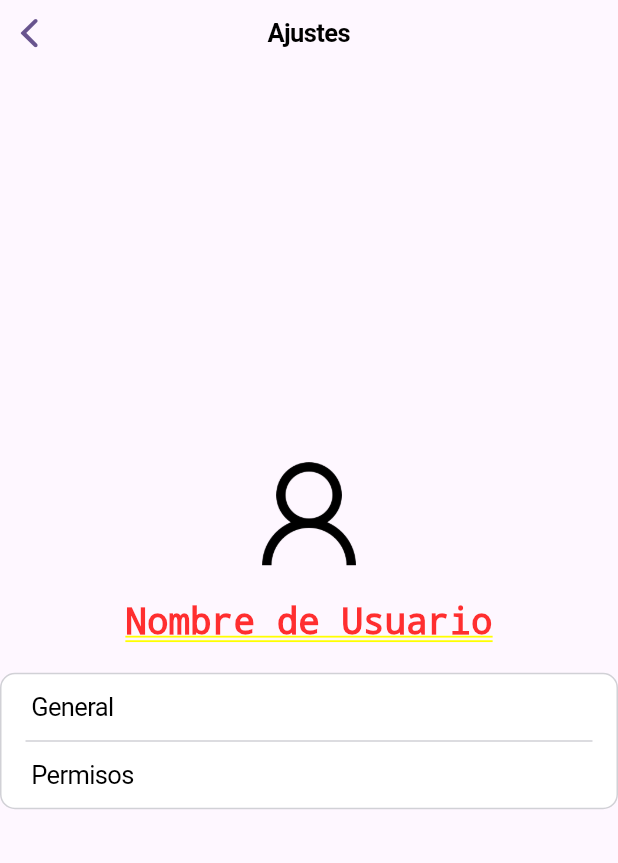
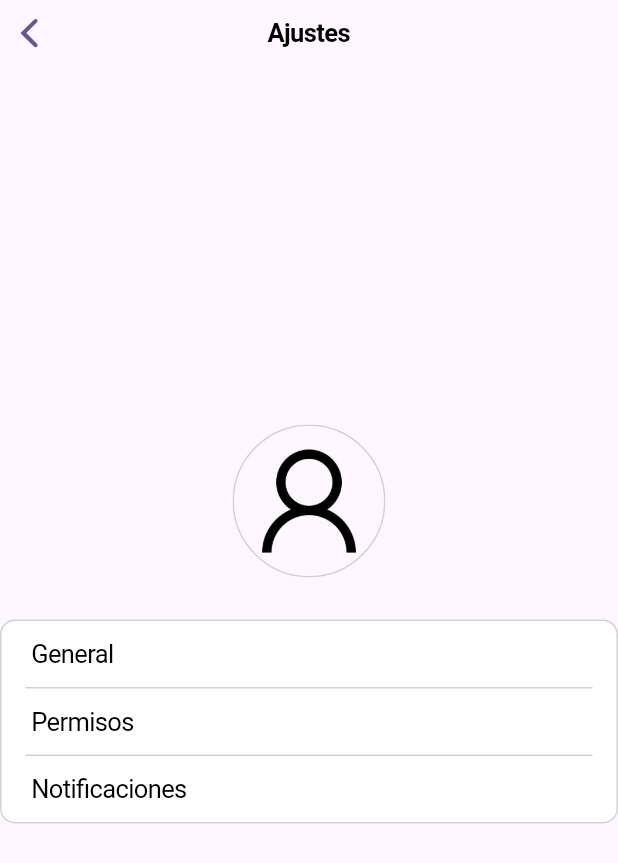
Before and after one commit to Artemis-Club/Zhen, a Flutter app: the Screen4 screen opened directly, on a phone screen of 412 x 824 dp. Shown: the top 863 px of the screen. Run offline on Flutter 3.47's test engine with Material 3 defaults, Android fonts, the phone set to English and light mode, and no system bars; our stand-ins replace connectivity_plus, file_picker, geolocator, google_maps_flutter, permission_handler, shared_preferences and 3 more; missing offline and left inert: dart:html; accounts and stored records are empty.

Commit message:
first commit

```diff
--- a/lib/main.dart
+++ b/lib/main.dart
@@ -14,10 +14,11 @@ import 'dart:html';
 import 'dart:typed_data';
 import 'package:file_picker/file_picker.dart';
 
-import 'dart:io';
-
-
-
+import 'dart:io' as io;
+import 'package:flutter/material.dart';
+import 'package:flutter/cupertino.dart';
+import 'package:file_picker/file_picker.dart';
+import 'package:flutter/foundation.dart' show kIsWeb;
 
 
 
@@ -68,7 +69,7 @@ class _MyHomePageState extends State<MyHomePage> {
     const Screen1(),
     Screen2(),
     const Screen3(),
-    //Screen4(),
+    Screen4(),
   ];
 
   void onTabTapped(int index) {
@@ -315,240 +316,6 @@ class _Screen2State extends State<Screen2> {
 
 
 
-
-
-/*class Screen4 extends StatefulWidget {
-  const Screen4({super.key});
-
-  @override
-  _Screen4State createState() => _Screen4State();
-}
-
-class _Screen4State extends State<Screen4> {
-  bool _isHovering = false;
-
-  @override
-  Widget build(BuildContext context) {
-    return CupertinoPageScaffold(
-      navigationBar: const CupertinoNavigationBar(
-        middle: Text('Ajustes'),
-      ),
-      child: Center(
-        child: Column(
-          mainAxisAlignment: MainAxisAlignment.center,
-          children: <Widget>[
-            // Círculo con foto de perfil
-            Padding(
-              padding: const EdgeInsets.all(8.0),
-              child: MouseRegion(
-                cursor: SystemMouseCursors.click,
-                onEnter: (_) => setState(() => _isHovering = true),
-                onExit: (_) => setState(() => _isHovering = false),
-                child: GestureDetector(
-                  onTap: () async {
-                    FilePickerResult? result = await FilePicker.platform.pickFiles(
-                      type: FileType.custom,
-                      allowedExtensions: ['jpg', 'png', 'jpeg'],
-                    );
-
-                    if (result != null) {
-                      // Aquí puedes manejar la imagen seleccionada
-                      // Por ejemplo, actualizar el estado del widget con la nueva imagen
-                      // Nota: Este es un ejemplo básico, necesitarás implementar la lógica para actualizar la imagen
-                    }
-                  },
-                  child: CircleAvatar(
-                    radius: 50,
-                    backgroundColor: _isHovering ? Colors.purple.shade200 : Colors.purple,
-                    child: _isHovering
-                        ? Text(
-                      'Editar foto',
-                      style: TextStyle(color: Colors.white),
-                    )
-                        : null,
-                    backgroundImage: NetworkImage('https://example.com/path/to/profile/image.jpg'), // Reemplaza con la URL de tu imagen de perfil
-                  ),
-                ),
-              ),
-            ),
-            // Texto debajo del círculo
-            const Text(
-              'Nombre de Usuario',
-              style: TextStyle(fontSize: 24, fontWeight: FontWeight.bold),
-            ),
-            // Cuadro con filas para las opciones centrado
-            const SizedBox(height: 20),
-            Container(
-              width: 500,
-              decoration: BoxDecoration(
-                color: CupertinoColors.white, // Color de fondo del cuadro
-                borderRadius: BorderRadius.circular(10), // Radio del borde redondeado
-                border: Border.all(
-                  color: CupertinoColors.systemGrey4, // Color del contorno
-                  width: 1, // Ancho del contorno
-                ),
-              ),
-              child: ListView(
-                shrinkWrap: true,
-                padding: const EdgeInsets.only(top: 0),
-                children: <Widget>[
-                  CupertinoListTile(
-                    title: const Text('General'),
-                    onTap: () {
-                      // Agregar funcionalidad aquí
-                    },
-                  ),
-                  const Divider(
-                    height: 1,
-                    thickness: 1,
-                    color: CupertinoColors.systemGrey4,
-                    indent: 16,
-                    endIndent: 16,
-                  ),
-                  CupertinoListTile(
-                    title: const Text('Permisos'),
-                    onTap: () {
-                      // Agregar funcionalidad aquí
-                    },
-                  ),
-                  const Divider(
-                    height: 1,
-                    thickness: 1,
-                    color: CupertinoColors.systemGrey4,
-                    indent: 16,
-                    endIndent: 16,
-                  ),
-                  CupertinoListTile(
-                    title: const Text('Notificaciones'),
-                    onTap: () {
-                      // Agregar funcionalidad aquí
-                    },
-                  ),
-                  const Divider(
-                    height: 1,
-                    thickness: 1,
-                    color: CupertinoColors.systemGrey4,
-                    indent: 16,
-                    endIndent: 16,
-                  ),
-                  CupertinoListTile(
-                    title: const Text('Información Personal'),
-                    onTap: () {
-                      // Agregar funcionalidad aquí
-                    },
-                  ),
-                  // Agrega más CupertinoListTile según sea necesario
-                ],
-              ),
-            ),
-          ],
-        ),
-      ),
-    );
-  }
-}
-
-*/
-/*class Screen4 extends StatelessWidget {
-  const Screen4({super.key});
-
-  @override
-  Widget build(BuildContext context) {
-    return CupertinoPageScaffold(
-      navigationBar: const CupertinoNavigationBar(
-        middle: Text('Ajustes'),
-      ),
-      child: Center(
-        child: Column(
-          mainAxisAlignment: MainAxisAlignment.center,
-          children: <Widget>[
-            // Círculo con foto de perfil
-            const Padding(
-              padding: EdgeInsets.all(8.0),
-              child: CircleAvatar(
-                radius: 50,
-                backgroundImage: NetworkImage('https://example.com/path/to/profile/image.jpg'), // Reemplaza con la URL de tu imagen de perfil
-              ),
-            ),
-            // Texto debajo del círculo
-            const Text(
-              'Nombre de Usuario',
-              style: TextStyle(fontSize: 24, fontWeight: FontWeight.bold),
-            ),
-            // Cuadro con filas para las opciones centrado
-            const SizedBox(height: 20),
-            Container(
-              width: 500,
-              decoration: BoxDecoration(
-                color: CupertinoColors.white, // Color de fondo del cuadro
-                borderRadius: BorderRadius.circular(10), // Radio del borde redondeado
-                border: Border.all(
-                  color: CupertinoColors.systemGrey4, // Color del contorno
-                  width: 1, // Ancho del contorno
-                ),
-              ),// Ajusta el ancho según sea necesario
-              child: ListView(
-                shrinkWrap: true,
-                padding: const EdgeInsets.only(top: 0),
-                children: <Widget>[
-                  CupertinoListTile(
-                    title: const Text('General'),
-                    onTap: () {
-                      // Agregar funcionalidad aquí
-                    },
-                  ),
-                  const Divider(
-                    height: 1,
-                    thickness: 1,
-                    color: CupertinoColors.systemGrey4,
-                    indent: 16,
-                    endIndent: 16,
-                  ),
-                  CupertinoListTile(
-                    title: const Text('Permisos'),
-                    onTap: () {
-                      // Agregar funcionalidad aquí
-                    },
-                  ),
-                  const Divider(
-                    height: 1,
-                    thickness: 1,
-                    color: CupertinoColors.systemGrey4,
-                    indent: 16,
-                    endIndent: 16,
-                  ),
-                  CupertinoListTile(
-                    title: const Text('Notificaciones'),
-                    onTap: () {
-                      // Agregar funcionalidad aquí
-                    },
-                  ),
-                  const Divider(
-                    height: 1,
-                    thickness: 1,
-                    color: CupertinoColors.systemGrey4,
-                    indent: 16,
-                    endIndent: 16,
-                  ),
-                  CupertinoListTile(
-                    title: const Text('Informacion Personal'),
-                    onTap: () {
-                      // Agregar funcionalidad aquí
-                    },
-                  ),
-                  // Agrega más CupertinoListTile según sea necesario
-                ],
-              ),
-            ),
-          ],
-        ),
-      ),
-    );
-  }
-}
-*/
-//INTENTO DE SOLUCION MAS RECIENTE
-
 /*class Screen4 extends StatefulWidget {
   const Screen4({Key? key}) : super(key: key);
 
@@ -558,147 +325,60 @@ class _Screen4State extends State<Screen4> {
 
 class _Screen4State extends State<Screen4> {
   bool _isHovering = false;
-  File? _profileImage;
+  dynamic _profileImage;
+  String _username = 'Nombre de Usuario'; // Ejemplo de nombre de usuario
 
-  @override
-  Widget build(BuildContext context) {
-    return CupertinoPageScaffold(
-      navigationBar: const CupertinoNavigationBar(
-        middle: Text('Ajustes'),
-      ),
-      child: Center(
-        child: Column(
-          mainAxisAlignment: MainAxisAlignment.center,
-          children: <Widget>[
-            // Círculo con foto de perfil
-            Padding(
-              padding: const EdgeInsets.all(8.0),
-              child: MouseRegion(
-                cursor: SystemMouseCursors.click,
-                onEnter: (_) => setState(() => _isHovering = true),
-                onExit: (_) => setState(() => _isHovering = false),
-                child: GestureDetector(
-                  onTap: () async {
-                    FilePickerResult? result = await FilePicker.platform.pickFiles(
-                      type: FileType.custom,
-                      allowedExtensions: ['jpg', 'png', 'jpeg'],
-                    );
-
-                    if (result != null) {
-                      setState(() {
-                        _profileImage = File(result.files.single.path!);
-                      });
-                    }
-                  },
-                  child: CircleAvatar(
-                    radius: 50,
-                    backgroundColor: Colors.transparent, // Hace que el fondo sea transparente
-                    child: _isHovering
-                        ? Text(
-                      'Editar foto',
-                      style: TextStyle(color: Colors.white),
-                    )
-                        : null,
-                    backgroundImage:  AssetImage('images/UsuarioSinFoto.png'), // Asegúrate de tener esta imagen en tu carpeta de assets
-                    // Asegúrate de tener esta imagen en tu carpeta de assets
+  void _showUsernameDialog() {
+    showDialog(
+      context: context,
+      builder: (BuildContext context) {
+        return AlertDialog(
+          title: Text('Cambiar nombre de usuario'),
+          content: Column(
+            mainAxisSize: MainAxisSize.min,
+            children: [
+              TextField(
+                decoration: InputDecoration(
+                  labelText: 'Nuevo nombre de usuario',
+                  border: OutlineInputBorder(
+                    borderRadius: BorderRadius.circular(20),
                   ),
                 ),
               ),
-            ),
-            // Texto debajo del círculo
-            const Text(
-              'Nombre de Usuario',
-              style: TextStyle(fontSize: 24, fontWeight: FontWeight.bold),
-            ),
-            // Cuadro con filas para las opciones centrado
-            const SizedBox(height: 20),
-            Container(
-              width: 500,
-              decoration: BoxDecoration(
-                color: CupertinoColors.white, // Color de fondo del cuadro
-                borderRadius: BorderRadius.circular(10), // Radio del borde redondeado
-                border: Border.all(
-                  color: CupertinoColors.systemGrey4, // Color del contorno
-                  width: 1, // Ancho del contorno
+              SizedBox(height: 10),
+              Row(
+                mainAxisAlignment: MainAxisAlignment.spaceEvenly,
+                children: [
+                  TextButton(
+                    onPressed: () {
+                      Navigator.of(context).pop(); // Cancelar
+                    },
+                    child: Text('Cancelar'),
+                    style: TextButton.styleFrom(
+                      foregroundColor: _isHovering? Colors.grey[500] : Colors.black,
                     ),
                   ),
-              child: ListView(
-                shrinkWrap: true,
-                padding: const EdgeInsets.only(top: 0),
-                children: <Widget>[
-                  CupertinoListTile(
-                    title: const Text('General'),
-                    onTap: () {
-                      // Agregar funcionalidad aquí
+                  TextButton(
+                    onPressed: () {
+                      // Confirmar y actualizar el nombre de usuario
+                      setState(() {
+                        _username = 'Nuevo nombre de usuario'; // Actualizar el nombre de usuario
+                      });
+                      Navigator.of(context).pop(); // Cerrar el diálogo
                     },
-                  ),
-                  const Divider(
-                    height: 1,
-                    thickness: 1,
-                    color: CupertinoColors.systemGrey4,
-                    indent: 16,
-                    endIndent: 16,
-                  ),
-                  CupertinoListTile(
-                    title: const Text('Permisos'),
-                    onTap: () {
-                      // Agregar funcionalidad aquí
-                    },
-                  ),
-                  const Divider(
-                    height: 1,
-                    thickness: 1,
-                    color: CupertinoColors.systemGrey4,
-                    indent: 16,
-                    endIndent: 16,
-                  ),
-                  CupertinoListTile(
-                    title: const Text('Notificaciones'),
-                    onTap: () {
-                      // Agregar funcionalidad aquí
-                    },
-                  ),
-                  const Divider(
-                    height: 1,
-                    thickness: 1,
-                    color: CupertinoColors.systemGrey4,
-                    indent: 16,
-                    endIndent: 16,
-                  ),
-                  CupertinoListTile(
-                    title: const Text('Información Personal'),
-                    onTap: () {
-                      // Agregar funcionalidad aquí
-                    },
-                  ),
-                  // Agrega más CupertinoListTile según sea necesario
-                ],
+                    child: Text('Confirmar'),
+                    style: TextButton.styleFrom(
+                      foregroundColor: _isHovering? Colors.grey[500] : Colors.black,
                     ),
                   ),
                 ],
               ),
+            ],
           ),
         );
+      },
+    );
   }
-}
-
-*/
-
-
-
-
-
-
-class Screen4 extends StatefulWidget {
-  const Screen4({Key? key}) : super(key: key);
-
-  @override
-  _Screen4State createState() => _Screen4State();
-}
-
-class _Screen4State extends State<Screen4> {
-  bool _isHovering = false;
-  Image? _profileImage;
 
   @override
   Widget build(BuildContext context) {
@@ -719,23 +399,39 @@ class _Screen4State extends State<Screen4> {
                 child: GestureDetector(
                   onTap: () async {
                     FilePickerResult? result = await FilePicker.platform.pickFiles(
-                      type: FileType.image,
+                      type: FileType.custom,
                       allowedExtensions: ['jpg', 'png', 'jpeg'],
                     );
-                    if (result != null && result.files.single.path != null) {
+                    if (result!= null) {
+                      if (kIsWeb) {
                         Uint8List? fileBytes = result.files.single.bytes;
-                      if (fileBytes != null) {
+                        if (fileBytes!= null) {
                           setState(() {
-                          _profileImage = Image.memory(fileBytes);
+                            _profileImage = MemoryImage(fileBytes);
+                          });
+                        }
+                      } else {
+                        String? filePath = result.files.single.path;
+                        if (filePath!= null) {
+                          setState(() {
+                            _profileImage = FileImage(io.File(filePath));
                           });
                         }
                       }
+                    }
                   },
-                  child: CircleAvatar(
-                    radius: 50,
-                    backgroundColor: _isHovering ? Colors.grey[700] : Colors.transparent,
-                    backgroundImage: _profileImage == null ? const AssetImage('images/UsuarioSinFoto.png') : null,
-                    child: _profileImage != null ? ClipOval(child: _profileImage!) : null,
+                  child: Row(
+                    mainAxisAlignment: MainAxisAlignment.center,
+                    children: [
+                      Text(
+                        _username,
+                        style: TextStyle(fontSize: 24, fontWeight: FontWeight.bold),
+                      ),
+                      IconButton(
+                        icon: Icon(Icons.edit),
+                        onPressed: _showUsernameDialog,
+                      ),
+                    ],
                   ),
                 ),
               ),
@@ -774,7 +470,18 @@ class _Screen4State extends State<Screen4> {
                     title: const Text('Permisos'),
                     onTap: () {},
                   ),
-                  // Más opciones como en el código original
+                  const Divider(
+                    height: 1,
+                    thickness: 1,
+                    color: CupertinoColors.systemGrey4,
+                    indent: 16,
+                    endIndent: 16,
+                  ),
+                  CupertinoListTile(
+                    title: const Text('Notificaciones'),
+                    onTap: () {},
+                  ),
+                  // Agrega más CupertinoListTile según sea necesario
                 ],
               ),
             ),
@@ -784,3 +491,194 @@ class _Screen4State extends State<Screen4> {
     );
   }
 }
+
+*/
+
+
+class Screen4 extends StatefulWidget {
+  const Screen4({Key? key}) : super(key: key);
+
+  @override
+  _Screen4State createState() => _Screen4State();
+}
+
+class _Screen4State extends State<Screen4> {
+  bool _isHovering = false;
+  dynamic _profileImage;
+  String _username = 'Nombre de Usuario'; // Ejemplo de nombre de usuario
+
+  void _showUsernameDialog() {
+    showDialog(
+      context: context,
+      builder: (BuildContext context) {
+        return AlertDialog(
+          title: Text('Editar nombre de usuario'),
+          content: Column(
+            mainAxisSize: MainAxisSize.min,
+            children: [
+              TextField(
+                decoration: InputDecoration(
+                  labelText: 'Nuevo nombre de usuario',
+                  border: OutlineInputBorder(
+                    borderRadius: BorderRadius.circular(20),
+                  ),
+                ),
+              ),
+              SizedBox(height: 10),
+              Row(
+                mainAxisAlignment: MainAxisAlignment.spaceEvenly,
+                children: [
+                  TextButton(
+                    onPressed: () {
+                      Navigator.of(context).pop(); // Cancelar
+                    },
+                    child: Text('Cancelar'),
+                    style: TextButton.styleFrom(
+                      foregroundColor: _isHovering? Colors.grey[500] : Colors.black,
+                    ),
+                  ),
+                  TextButton(
+                    onPressed: () {
+                      // Confirmar y actualizar el nombre de usuario
+                      setState(() {
+                        _username = 'Nuevo nombre de usuario'; // Actualizar el nombre de usuario
+                      });
+                      Navigator.of(context).pop(); // Cerrar el diálogo
+                    },
+                    child: Text('Confirmar'),
+                    style: TextButton.styleFrom(
+                      foregroundColor: _isHovering? Colors.grey[500] : Colors.black,
+                    ),
+                  ),
+                ],
+              ),
+            ],
+          ),
+        );
+      },
+    );
+  }
+
+  @override
+  Widget build(BuildContext context) {
+    return CupertinoPageScaffold(
+      navigationBar: const CupertinoNavigationBar(
+        middle: Text('Ajustes'),
+      ),
+      child: Center(
+        child: Column(
+          mainAxisAlignment: MainAxisAlignment.center,
+          children: <Widget>[
+            Padding(
+              padding: const EdgeInsets.all(8.0),
+              child: MouseRegion(
+                cursor: SystemMouseCursors.click,
+                onEnter: (_) => setState(() => _isHovering = true),
+                onExit: (_) => setState(() => _isHovering = false),
+                child: GestureDetector(
+                  onTap: () async {
+                    FilePickerResult? result = await FilePicker.platform.pickFiles(
+                      type: FileType.custom,
+                      allowedExtensions: ['jpg', 'png', 'jpeg'],
+                    );
+                    if (result!= null) {
+                      if (kIsWeb) {
+                        Uint8List? fileBytes = result.files.single.bytes;
+                        if (fileBytes!= null) {
+                          setState(() {
+                            _profileImage = MemoryImage(fileBytes);
+                          });
+                        }
+                      } else {
+                        String? filePath = result.files.single.path;
+                        if (filePath!= null) {
+                          setState(() {
+                            _profileImage = FileImage(io.File(filePath));
+                          });
+                        }
+                      }
+                    }
+                  },
+                  child: Stack(
+                    alignment: Alignment.center,
+                    children: [
+                      ClipRRect(
+                        borderRadius: BorderRadius.circular(25),
+                        child: Container(
+                          decoration: BoxDecoration(
+                            shape: BoxShape.circle,
+                            border: Border.all(
+                              color: CupertinoColors.systemGrey4,
+                              width: 1,
+                            ),
+                          ),
+                          child: CircleAvatar(
+                            radius: 50,
+                            backgroundColor: _isHovering? Colors.grey.shade500 : Colors.transparent,
+                            backgroundImage: _profileImage == null
+                                ? const AssetImage('images/UsuarioSinFoto.png')
+                                : _profileImage,
+                          ),
+                        ),
+                      ),
+                      if (_isHovering)
+                        Text(
+                          'Editar foto',
+                          style: TextStyle(color: Colors.white, fontSize: 14),
+                        ),
+                    ],
+                  ),
+                ),
+              ),
+            ),
+            const SizedBox(height: 20),
+            Container(
+              width: 500,
+              decoration: BoxDecoration(
+                color: CupertinoColors.white,
+                borderRadius: BorderRadius.circular(10),
+                border: Border.all(
+                  color: CupertinoColors.systemGrey4,
+                  width: 1,
+                ),
+              ),
+              child: ListView(
+                shrinkWrap: true,
+                padding: const EdgeInsets.only(top: 0),
+                children: <Widget>[
+                  CupertinoListTile(
+                    title: const Text('General'),
+                    onTap: () {},
+                  ),
+                  const Divider(
+                    height: 1,
+                    thickness: 1,
+                    color: CupertinoColors.systemGrey4,
+                    indent: 16,
+                    endIndent: 16,
+                  ),
+                  CupertinoListTile(
+                    title: const Text('Permisos'),
+                    onTap: () {},
+                  ),
+                  const Divider(
+                    height: 1,
+                    thickness: 1,
+                    color: CupertinoColors.systemGrey4,
+                    indent: 16,
+                    endIndent: 16,
+                  ),
+                  CupertinoListTile(
+                    title: const Text('Notificaciones'),
+                    onTap: () {},
+                  ),
+                  // Agrega más CupertinoListTile según sea necesario
+                ],
+              ),
+            ),
+          ],
+        ),
+      ),
+    );
+  }
+}
```
Lines whose indentation alone changed are shown as unchanged.
